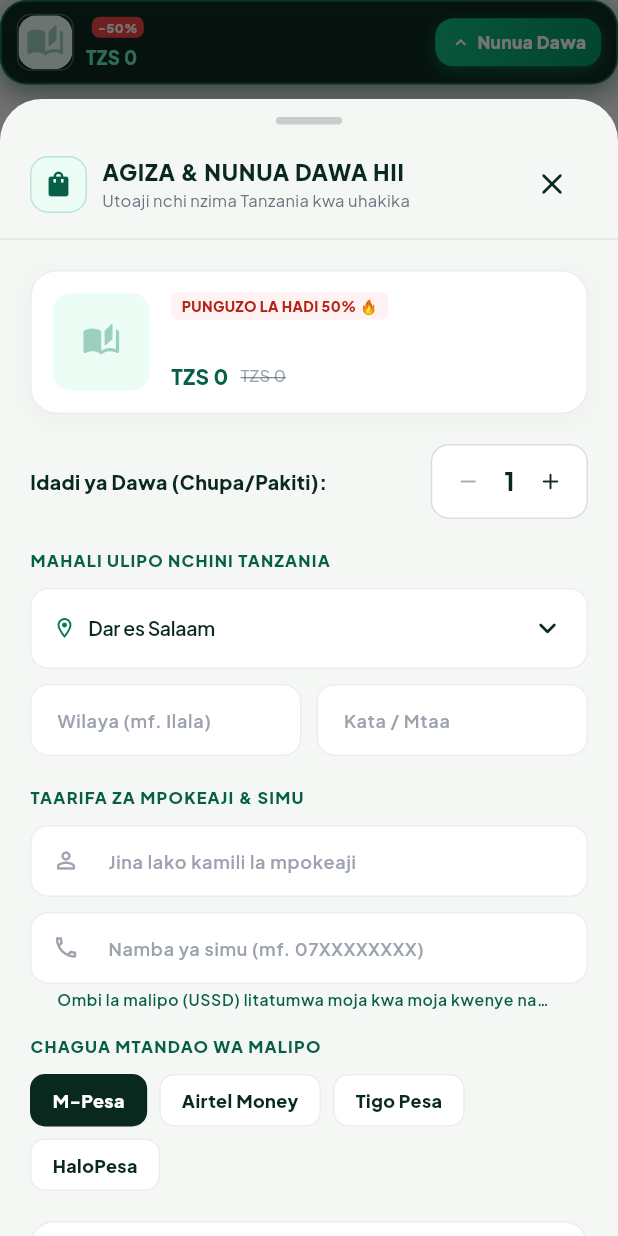
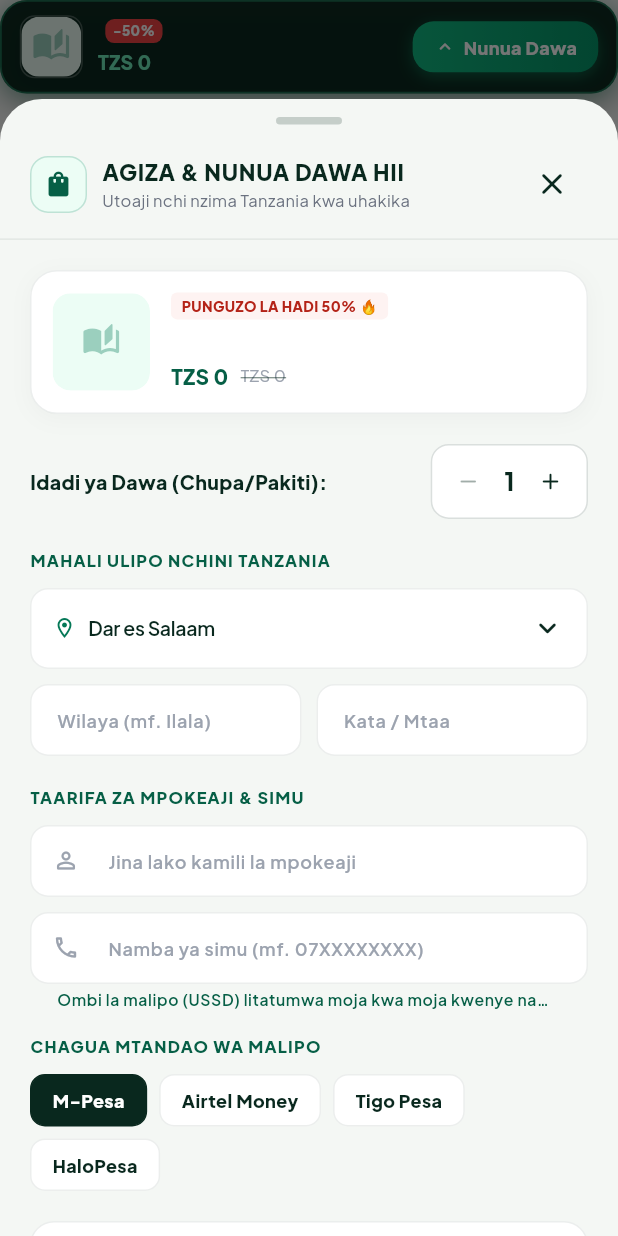
Before and after one commit to Mimeanidawa/Asilia, a Flutter app: the StickyMakalaBuyBar widget shown alone on an empty page, opened directly with empty values, after a tap on "Nunua Dawa", on a phone screen of 412 x 824 dp. Run offline on Flutter 3.47's test engine with Material 3 defaults, Android fonts, the light colour scheme and no system bars; our stand-ins replace cached_network_image, firebase_core, firebase_messaging, fl_chart, flutter_animate, flutter_local_notifications and 8 more; missing offline and left inert: webview_flutter_android; accounts and stored records are empty; network calls fail.

Commit message:
feat: remove Mwalimu chat from Makala and streamline bottom buy dock

```diff
--- a/lib/screens/content_detail_screen.dart
+++ b/lib/screens/content_detail_screen.dart
@@ -3,7 +3,6 @@
 import 'package:provider/provider.dart';
 
 import '../models/content_models.dart';
-import '../models/models.dart';
 import '../providers/app_provider.dart';
 import '../services/ads_service.dart';
 import '../services/content_service.dart';
@@ -298,7 +297,6 @@
                     buttonIcon: _showTopProductBanner
                         ? Icons.keyboard_arrow_down_rounded
                         : Icons.keyboard_arrow_up_rounded,
-                    onChatWithAdmin: () => app.navigate(AppScreen.askExpert),
                     onTap: () {
                       if (!_showTopProductBanner) {
                         setState(() => _showTopProductBanner = true);
--- a/lib/widgets/exclusive_product_banner.dart
+++ b/lib/widgets/exclusive_product_banner.dart
@@ -480,7 +480,7 @@
   @override
   Widget build(BuildContext context) {
     return Container(
-      padding: const EdgeInsets.symmetric(horizontal: 10, vertical: 8),
+      padding: const EdgeInsets.symmetric(horizontal: 12, vertical: 9),
       decoration: BoxDecoration(
         color: const Color(0xFF062319).withValues(alpha: 0.96),
         borderRadius: BorderRadius.circular(18),
@@ -505,18 +505,18 @@
         children: [
           // Thumbnail
           Container(
-            width: 38,
-            height: 38,
+            width: 42,
+            height: 42,
             decoration: BoxDecoration(
-              borderRadius: BorderRadius.circular(9),
+              borderRadius: BorderRadius.circular(10),
               border: Border.all(color: Colors.white.withValues(alpha: 0.25)),
             ),
             child: ClipRRect(
-              borderRadius: BorderRadius.circular(8),
+              borderRadius: BorderRadius.circular(9),
               child: HerbImage(url: product.imageUrl, fit: BoxFit.cover),
             ),
           ),
-          const SizedBox(width: 8),
+          const SizedBox(width: 10),
           Expanded(
             child: Column(
               crossAxisAlignment: CrossAxisAlignment.start,
@@ -530,23 +530,23 @@
                         maxLines: 1,
                         overflow: TextOverflow.ellipsis,
                         style: const TextStyle(
-                          fontSize: 12,
+                          fontSize: 12.5,
                           fontWeight: FontWeight.w800,
                           color: Colors.white,
                         ),
                       ),
                     ),
-                    const SizedBox(width: 4),
+                    const SizedBox(width: 5),
                     Container(
-                      padding: const EdgeInsets.symmetric(horizontal: 4, vertical: 1),
+                      padding: const EdgeInsets.symmetric(horizontal: 5, vertical: 1.5),
                       decoration: BoxDecoration(
                         color: const Color(0xFFEF4444),
-                        borderRadius: BorderRadius.circular(5),
+                        borderRadius: BorderRadius.circular(6),
                       ),
                       child: const Text(
                         '-50%',
                         style: TextStyle(
-                          fontSize: 8.5,
+                          fontSize: 9,
                           fontWeight: FontWeight.w900,
                           color: Colors.white,
                         ),
@@ -564,17 +564,17 @@
                       Text(
                         TzsFormat.full(product.price),
                         style: const TextStyle(
-                          fontSize: 12.5,
+                          fontSize: 13,
                           fontWeight: FontWeight.w900,
                           color: Color(0xFF6EE7B7),
                         ),
                       ),
                       if (product.originalPrice > product.price) ...[
-                        const SizedBox(width: 4),
+                        const SizedBox(width: 6),
                         Text(
                           TzsFormat.full(product.originalPrice),
                           style: TextStyle(
-                            fontSize: 10,
+                            fontSize: 10.5,
                             color: Colors.white.withValues(alpha: 0.5),
                             decoration: TextDecoration.lineThrough,
                           ),
@@ -586,51 +586,16 @@
               ],
             ),
           ),
-          const SizedBox(width: 6),
-          if (onChatWithAdmin != null) ...[
-            PressableScale(
-              onTap: onChatWithAdmin,
-              child: Container(
-                padding: const EdgeInsets.symmetric(horizontal: 8, vertical: 7.5),
-                decoration: BoxDecoration(
-                  color: Colors.white.withValues(alpha: 0.12),
-                  borderRadius: BorderRadius.circular(12),
-                  border: Border.all(
-                    color: const Color(0xFF34D399).withValues(alpha: 0.35),
-                  ),
-                ),
-                child: const Row(
-                  mainAxisSize: MainAxisSize.min,
-                  children: [
-                    Icon(
-                      Icons.forum_outlined,
-                      color: Color(0xFF6EE7B7),
-                      size: 14,
-                    ),
-                    SizedBox(width: 3.5),
-                    Text(
-                      'Mwalimu',
-                      style: TextStyle(
-                        fontSize: 11,
-                        fontWeight: FontWeight.w800,
-                        color: Colors.white,
-                      ),
-                    ),
-                  ],
-                ),
-              ),
-            ),
-            const SizedBox(width: 5),
-          ],
+          const SizedBox(width: 10),
           PressableScale(
             onTap: onTap ?? () => OrderProductSheet.show(context, product),
             child: Container(
-              padding: const EdgeInsets.symmetric(horizontal: 10, vertical: 7.5),
+              padding: const EdgeInsets.symmetric(horizontal: 14, vertical: 8.5),
               decoration: BoxDecoration(
                 gradient: const LinearGradient(
                   colors: [Color(0xFF10B981), Color(0xFF059669)],
                 ),
-                borderRadius: BorderRadius.circular(12),
+                borderRadius: BorderRadius.circular(14),
                 boxShadow: [
                   BoxShadow(
                     color: const Color(0xFF10B981).withValues(alpha: 0.4),
@@ -648,13 +613,13 @@
                             ? Icons.shopping_bag_outlined
                             : Icons.keyboard_arrow_up_rounded),
                     color: Colors.white,
-                    size: 14,
+                    size: 15,
                   ),
-                  const SizedBox(width: 4),
+                  const SizedBox(width: 5),
                   Text(
                     buttonLabel ?? (isExpanded ? 'Agiza Sasa' : 'Nunua Dawa'),
                     style: const TextStyle(
-                      fontSize: 11.5,
+                      fontSize: 12,
                       fontWeight: FontWeight.w900,
                       color: Colors.white,
                     ),
```
